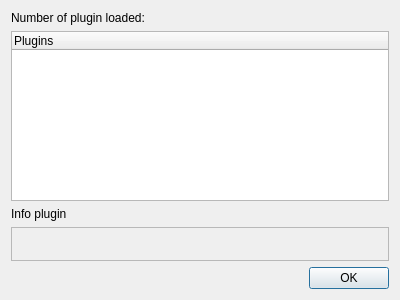
First picture: the form in src/meshlab/dialogs/plugin_info_dialog.ui, repository cnr-isti-vclab/meshlab, before the edit.
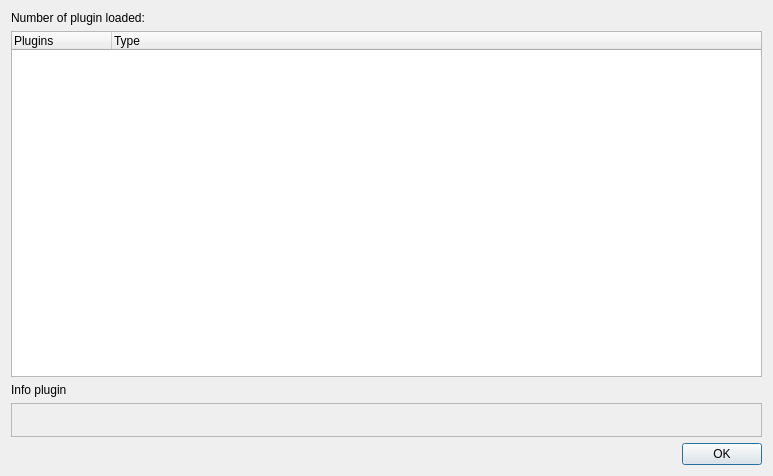
Second picture: the form after the edit.

Commit message: better management of plugins - reorganized plugin info dialog

```diff
--- a/src/meshlab/dialogs/plugin_info_dialog.ui
+++ b/src/meshlab/dialogs/plugin_info_dialog.ui
@@ -6,8 +6,8 @@
    <rect>
     <x>0</x>
     <y>0</y>
-    <width>400</width>
-    <height>300</height>
+    <width>773</width>
+    <height>476</height>
    </rect>
   </property>
   <property name="windowTitle">
@@ -33,11 +33,22 @@
    </item>
    <item row="1" column="0">
     <widget class="QTreeWidget" name="treeWidget">
+     <attribute name="headerCascadingSectionResizes">
+      <bool>false</bool>
+     </attribute>
+     <attribute name="headerStretchLastSection">
+      <bool>true</bool>
+     </attribute>
      <column>
       <property name="text">
        <string>Plugins</string>
       </property>
      </column>
+     <column>
+      <property name="text">
+       <string>Type</string>
+      </property>
+     </column>
     </widget>
    </item>
    <item row="2" column="0">
```
The commit also changes 50 other files.
